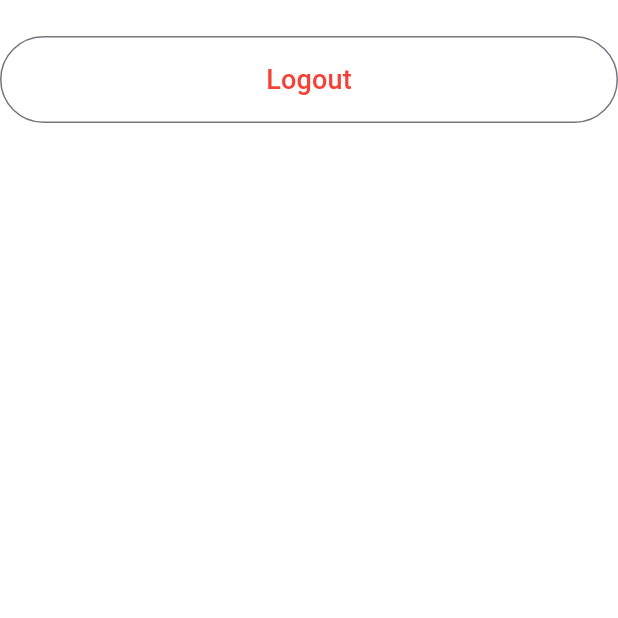
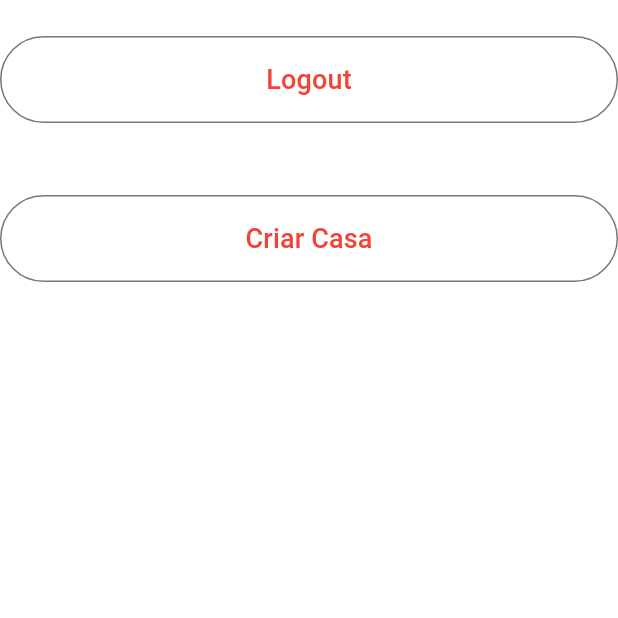
Before and after one commit to lucasmoraesb/projeto-dispositivos-moveis, a Flutter app: the ConfiguracoesPage screen opened directly, after a tap on "Logout", on a phone screen of 412 x 824 dp, the top half of it. Run offline on Flutter 3.47's test engine with Material 3 defaults, Android fonts, the phone set to English and light mode, and no system bars; our stand-ins replace cloud_firestore, firebase_auth, firebase_core, table_calendar; accounts and stored records are empty.

Commit message:
Aplicando Firestore na aplicação, criação de casas, criação do campo username

```diff
--- /dev/null
+++ b/lib/databases/db_firestore.dart
@@ -0,0 +1,11 @@
+import 'package:cloud_firestore/cloud_firestore.dart';
+
+class DBFirestore {
+  DBFirestore._();
+  static final DBFirestore _instance = DBFirestore._();
+  final FirebaseFirestore _firestore = FirebaseFirestore.instance;
+
+  static FirebaseFirestore get() {
+    return DBFirestore._instance._firestore;
+  }
+}
--- a/lib/main.dart
+++ b/lib/main.dart
@@ -1,5 +1,6 @@
 import 'package:firebase_core/firebase_core.dart';
 import 'package:flutter/material.dart';
+import 'package:projeto_dispositivos_moveis/repositories/casas_repository.dart';
 import 'package:projeto_dispositivos_moveis/services/auth_service.dart';
 import 'package:provider/provider.dart';
 import 'repositories/tarefas_favoritas_repository.dart';
@@ -17,6 +18,10 @@ void main() async {
         providers: [
           ChangeNotifierProvider(create: (context) => AuthService()),
           ChangeNotifierProvider(
+              create: (context) => CasasRepository(
+                    auth: context.read<AuthService>(),
+                  )),
+          ChangeNotifierProvider(
               create: (context) => TarefasFavoritasRepository()),
         ],
         child: const App(),
--- /dev/null
+++ b/lib/models/casa.dart
@@ -0,0 +1,11 @@
+class Casa {
+  String nome;
+  String criador;
+  List<String> membros;
+
+  Casa({
+    required this.nome,
+    required this.criador,
+    required this.membros,
+  });
+}
--- a/lib/pages/configuracoes_page.dart
+++ b/lib/pages/configuracoes_page.dart
@@ -1,4 +1,5 @@
 import 'package:flutter/material.dart';
+import 'package:projeto_dispositivos_moveis/pages/nova_casa_page.dart';
 import 'package:provider/provider.dart';
 
 import '../services/auth_service.dart';
@@ -44,6 +45,29 @@ class _ConfiguracoesPageState extends State<ConfiguracoesPage> {
                     )
                   ],
                 )),
+          ),
+          Padding(
+            padding: const EdgeInsets.symmetric(vertical: 24),
+            child: OutlinedButton(
+                onPressed: () async {
+                  Navigator.of(context).pushReplacement(
+                    MaterialPageRoute(
+                        builder: (context) => const NovaCasaPage()),
+                  );
+                },
+                style: OutlinedButton.styleFrom(foregroundColor: Colors.red),
+                child: const Row(
+                  mainAxisAlignment: MainAxisAlignment.center,
+                  children: [
+                    Padding(
+                      padding: EdgeInsets.all(16.0),
+                      child: Text(
+                        'Criar Casa',
+                        style: TextStyle(fontSize: 18),
+                      ),
+                    )
+                  ],
+                )),
           )
         ],
       ),
--- /dev/null
+++ b/lib/repositories/casas_repository.dart
@@ -0,0 +1,50 @@
+import 'dart:collection';
+import 'package:cloud_firestore/cloud_firestore.dart';
+import 'package:flutter/material.dart';
+import 'package:projeto_dispositivos_moveis/databases/db_firestore.dart';
+import 'package:projeto_dispositivos_moveis/models/casa.dart';
+import 'package:projeto_dispositivos_moveis/services/auth_service.dart';
+import '../models/tarefa.dart';
+
+class CasasRepository extends ChangeNotifier {
+  final List<Casa> _lista = [];
+  late FirebaseFirestore db;
+  late AuthService auth;
+
+  CasasRepository({required this.auth}) {
+    _startRepository();
+  }
+
+  _startRepository() async {
+    await _startFirestore();
+  }
+
+  _startFirestore() {
+    db = DBFirestore.get();
+  }
+
+  UnmodifiableListView<Casa> get lista => UnmodifiableListView(_lista);
+
+  criarCasa(Casa casa) async {
+    _lista.add(casa);
+    await db.collection('usuarios/${auth.usuario!.uid}/casa').doc().set({
+      'casa': casa.nome,
+      'criador': casa.criador,
+      'membros': casa.membros,
+    });
+    notifyListeners();
+  }
+
+  /* sortData() {
+    return _lista.sort((Tarefa a, Tarefa b) => a.data.compareTo(b.data));
+  } */
+
+  remove(Tarefa tarefa) {
+    _lista.remove(tarefa);
+    notifyListeners();
+  }
+
+  /* sortNome() {
+    return _lista.sort((Tarefa a, Tarefa b) => a.nome.compareTo(b.nome));
+  } */
+}
--- a/pubspec.yaml
+++ b/pubspec.yaml
@@ -37,6 +37,7 @@ dependencies:
   intl: ^0.19.0
   firebase_core: "^3.8.0"
   firebase_auth: "^5.3.3"
+  cloud_firestore: ^5.5.1
 
   # The following adds the Cupertino Icons font to your application.
   # Use with the CupertinoIcons class for iOS style icons.
```
Also changed, not shown: lib/models/usuario.dart (added, +17 -0 lines), lib/pages/login_page.dart (+107 -8 lines), lib/pages/nova_casa_page.dart (added, +90 -0 lines), lib/services/auth_service.dart (+67 -7 lines), pubspec.lock, 3 other files.
